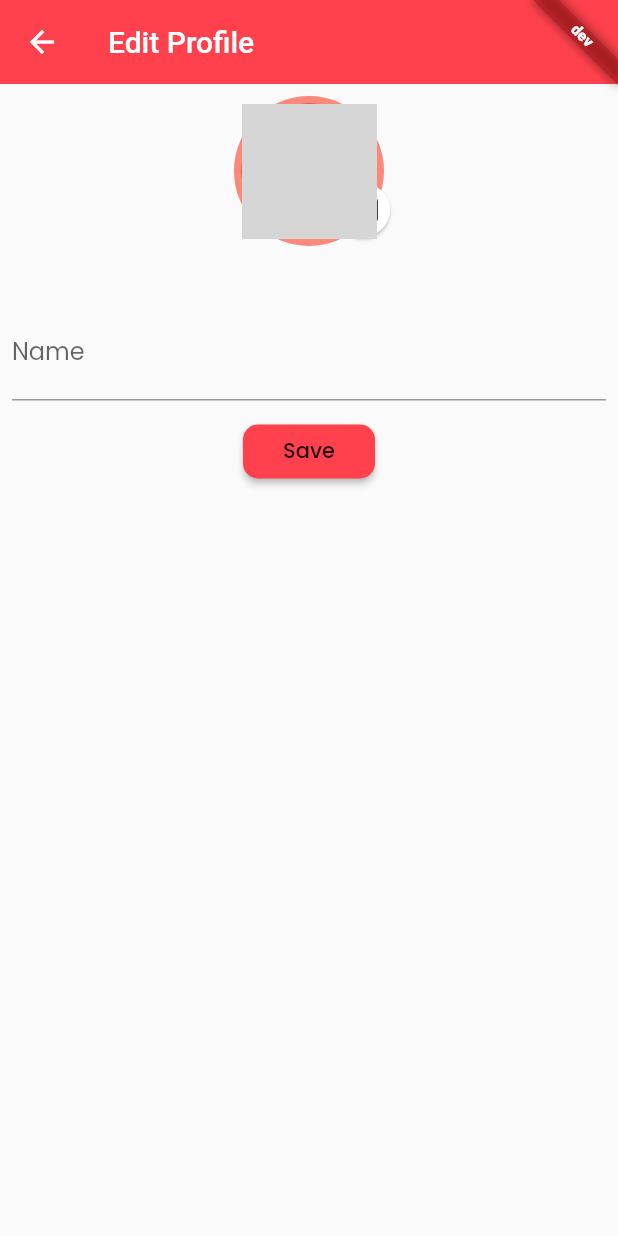
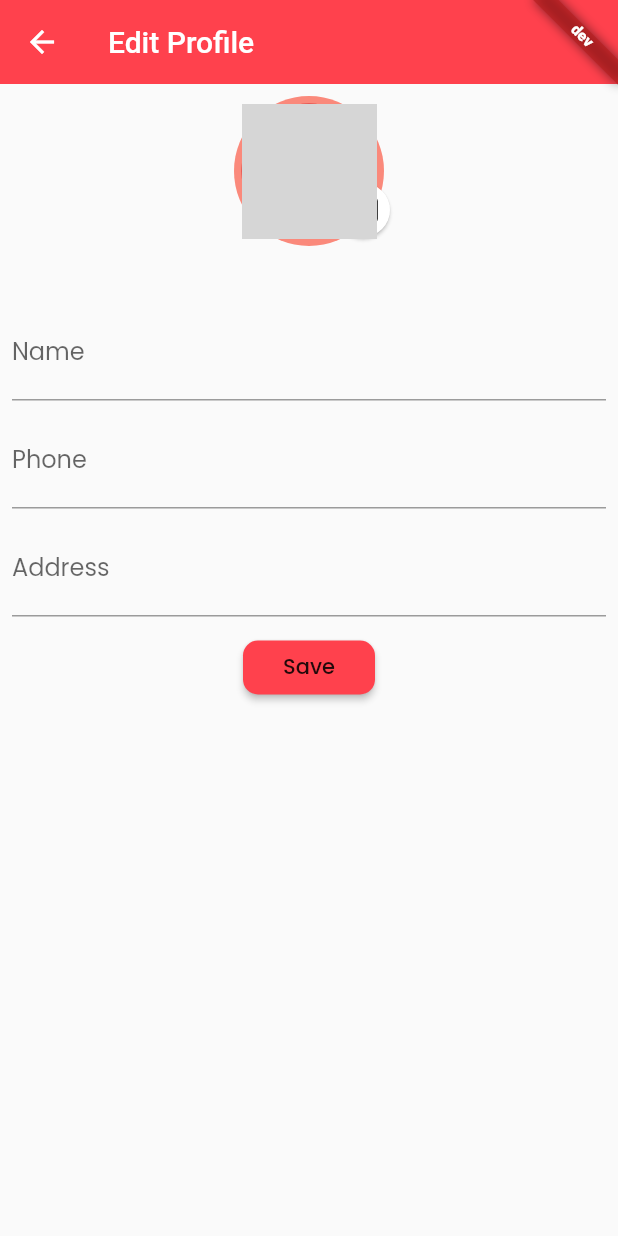
Before and after one commit to anthonycuervo2390/template_for_app, a Flutter app: the UserProfile screen opened by its route, after a tap on "Edit Profile", on a phone screen of 412 x 824 dp. Run offline on Flutter 3.47's test engine with Material 2 defaults, Android fonts, the phone set to English and light mode, and no system bars; our stand-ins replace cached_network_image, cloud_firestore, device_info, firebase_analytics, firebase_auth, firebase_core and 9 more; missing offline and left inert: firebase_helpers, flutter_auth_buttons; accounts and stored records are empty; network calls fail; statements that could not run were skipped; grey boxes are pictures that could not be loaded.

Commit message:
fix cropped image problem in Android Manifest, finish new edit profile screen, finish profile info and image set up in firestore

```diff
--- a/lib/features/profile/presentation/pages/edit_profile.dart
+++ b/lib/features/profile/presentation/pages/edit_profile.dart
@@ -29,6 +29,8 @@ enum AppState {
 
 class _EditProfileState extends State<EditProfile> {
   TextEditingController _nameController;
+  TextEditingController _phoneController;
+  TextEditingController _addressController;
   bool _processing;
   AppState state;
   File _image;
@@ -40,6 +42,8 @@ class _EditProfileState extends State<EditProfile> {
     _processing = false;
     state = AppState.free;
     _nameController = TextEditingController(text: widget.user.name);
+    _phoneController = TextEditingController(text: widget.user.phone);
+    _addressController = TextEditingController(text: widget.user.address);
   }
 
   @override
@@ -72,6 +76,18 @@ class _EditProfileState extends State<EditProfile> {
                 InputDecoration(labelText: S.of(context).nameFieldLabel),
           ),
           const SizedBox(height: 10.0),
+          TextField(
+            controller: _phoneController,
+            decoration:
+                InputDecoration(labelText: S.of(context).phoneFieldLabel),
+          ),
+          const SizedBox(height: 10.0),
+          TextField(
+            controller: _addressController,
+            decoration:
+                InputDecoration(labelText: S.of(context).addressFieldLabel),
+          ),
+          const SizedBox(height: 10.0),
           Center(
             child: RaisedButton(
               child: _processing
@@ -92,6 +108,10 @@ class _EditProfileState extends State<EditProfile> {
                       Map<String, dynamic> data = {};
                       if (_nameController.text.isNotEmpty)
                         data[UserFields.name] = _nameController.text;
+                      if (_phoneController.text.isNotEmpty)
+                        data[UserFields.phone] = _phoneController.text;
+                      if (_addressController.text.isNotEmpty)
+                        data[UserFields.address] = _addressController.text;
                       if (_uploadedFileURL != null)
                         data[UserFields.photoUrl] = _uploadedFileURL;
                       if (data.isNotEmpty) {
@@ -157,16 +177,16 @@ class _EditProfileState extends State<EditProfile> {
   }
 
   Future getImage(ImageSource source) async {
-    var image = await ImagePicker.pickImage(source: source);
+    PickedFile image = await ImagePicker().getImage(source: source);
     if (image == null) return;
     setState(() {
-      _image = image;
-      _cropImage();
+      _image = File(image.path);
+      _cropImage(_image);
       Navigator.pop(context);
     });
   }
 
-  Future<Null> _cropImage() async {
+  Future<Null> _cropImage(File image) async {
     File croppedFile = await ImageCropper.cropImage(
       sourcePath: _image.path,
       maxWidth: 800,
--- a/lib/features/profile/presentation/pages/profile.dart
+++ b/lib/features/profile/presentation/pages/profile.dart
@@ -3,7 +3,6 @@ import 'package:flutter/material.dart';
 import 'package:firestore_demo/core/presentation/res/analytics.dart';
 import 'package:firestore_demo/core/presentation/res/routes.dart';
 import 'package:firestore_demo/features/auth/data/model/user_repository.dart';
-import 'package:firestore_demo/features/profile/presentation/widgets/avatar.dart';
 import 'package:firestore_demo/generated/l10n.dart';
 import 'package:flutter_riverpod/flutter_riverpod.dart';
 import 'package:cached_network_image/cached_network_image.dart';
@@ -29,8 +28,7 @@ class UserProfile extends StatelessWidget {
                   ProfileHeader(
                     avatar: user.photoUrl != null
                         ? NetworkImage(user.photoUrl)
-                        : CachedNetworkImageProvider(
-                            "http://via.placeholder.com/350x150"),
+                        : null,
                     coverImage: user.photoUrl != null
                         ? NetworkImage(user.photoUrl)
                         : CachedNetworkImageProvider(
```
Also changed, not shown: lib/generated/l10n.dart, 1 other file.
